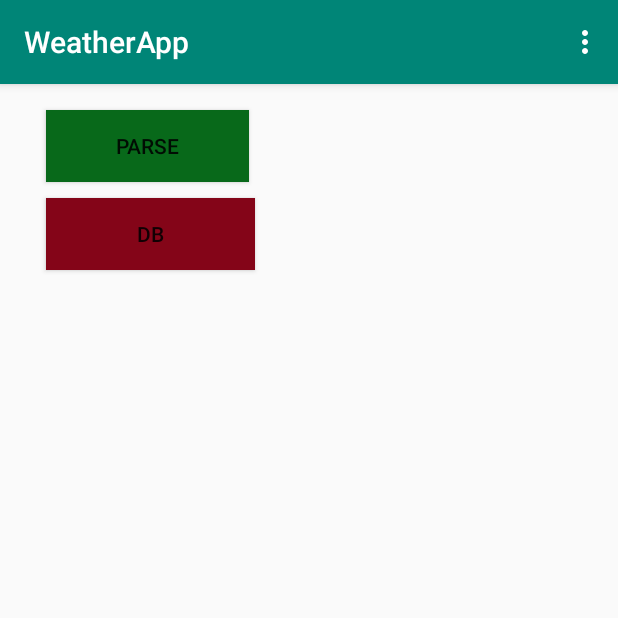
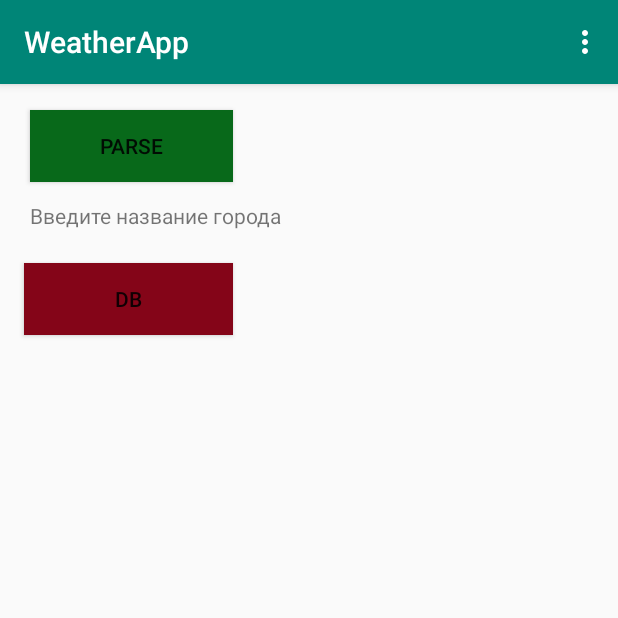
Before and after one commit to RageCorr/Weather, an Android app: the screen it shows after launch (MainActivity), on a phone screen of 412 x 824 dp, the top half of it. Run offline under Robolectric (Android 15) with nearby library versions, the phone set to English and light mode, and no system bars; our stand-ins replace Volley; 2 statements that could not run were skipped.

Commit message:
Adding city selection

```diff
--- a/app/src/main/java/com/android/example/weatherapp/MainActivity.java
+++ b/app/src/main/java/com/android/example/weatherapp/MainActivity.java
@@ -27,10 +27,10 @@ public class MainActivity extends AppCompatActivity {
     private RequestQueue requestQueue;
     private TextView parseDataText;
     private Button parseData;
+    private TextView parsingCity;
     private Button showDB;
     public static SQLiteDatabase db;
-    public static String url = "https://api.apixu.com/v1/forecast.json?key=133c08ba181244bf928111545181210&q=Praga&days="+3;
-
+    public static String url = "https://api.apixu.com/v1/forecast.json?key=133c08ba181244bf928111545181210&q=" + parsingCity.getText().toString() + "&days="+3;
     @Override
     public boolean onCreateOptionsMenu(Menu menu) {
         getMenuInflater().inflate(R.menu.main_menu, menu);
@@ -55,6 +55,7 @@ public class MainActivity extends AppCompatActivity {
         setContentView(R.layout.activity_main);
 
         parseDataText = findViewById(R.id.parseDataText);
+        parsingCity = findViewById(R.id.parsingCity);
         parseData = findViewById(R.id.parseData);
         showDB = findViewById(R.id.showData);
         requestQueue = Volley.newRequestQueue(this);
@@ -116,7 +117,7 @@ public class MainActivity extends AppCompatActivity {
             @Override
             public void onClick(View v) {
                 parseDataText.setText("");
-                //Cursor query = db.rawQuery("SELECT * FROM weather LIMIT 3, (SELECT COUNT(*) FROM weather)-3;", null);
+
                 Cursor query = db.rawQuery("SELECT * FROM weather", null);
                 int querySize = query.getCount() - 3;
                 query = db.rawQuery("SELECT * FROM weather LIMIT "+ querySize +", 3", null);
@@ -141,7 +142,7 @@ public class MainActivity extends AppCompatActivity {
                 query.close();
             }
         });
-        //db.close();
+
     }
 
 }
--- a/app/src/main/res/layout/activity_main.xml
+++ b/app/src/main/res/layout/activity_main.xml
@@ -8,10 +8,10 @@
     <TextView
         android:id="@+id/parseDataText"
         android:layout_width="350dp"
-        android:layout_height="393dp"
+        android:layout_height="276dp"
         android:layout_alignParentBottom="true"
-        android:layout_centerHorizontal="true"
-        android:layout_marginBottom="32dp"
+        android:layout_alignParentStart="true"
+        android:textSize="12sp"
         tools:layout_editor_absoluteX="16dp"
         tools:layout_editor_absoluteY="16dp" />
 
@@ -19,8 +19,8 @@
         android:id="@+id/parseData"
         android:layout_width="135dp"
         android:layout_height="wrap_content"
+        android:layout_alignEnd="@+id/showData"
         android:layout_alignParentTop="true"
-        android:layout_alignStart="@+id/parseDataText"
         android:layout_marginTop="17dp"
         android:background="#08691a"
         android:text="@string/parse"
@@ -32,13 +32,23 @@
         android:id="@+id/showData"
         android:layout_width="139dp"
         android:layout_height="wrap_content"
+        android:layout_alignParentStart="true"
         android:layout_alignParentTop="true"
-        android:layout_alignStart="@+id/parseDataText"
-        android:layout_marginTop="76dp"
+        android:layout_marginStart="16dp"
+        android:layout_marginTop="119dp"
         android:background="@color/colorAccent"
         android:text="@string/db"
         tools:layout_editor_absoluteX="148dp"
         tools:layout_editor_absoluteY="419dp"
         tools:text="Содержимое БД" />
 
+    <TextView
+        android:id="@+id/textView3"
+        android:layout_width="203dp"
+        android:layout_height="33dp"
+        android:layout_alignParentTop="true"
+        android:layout_alignStart="@+id/parseData"
+        android:layout_marginTop="78dp"
+        android:text="Введите название города" />
+
 </RelativeLayout>
```
